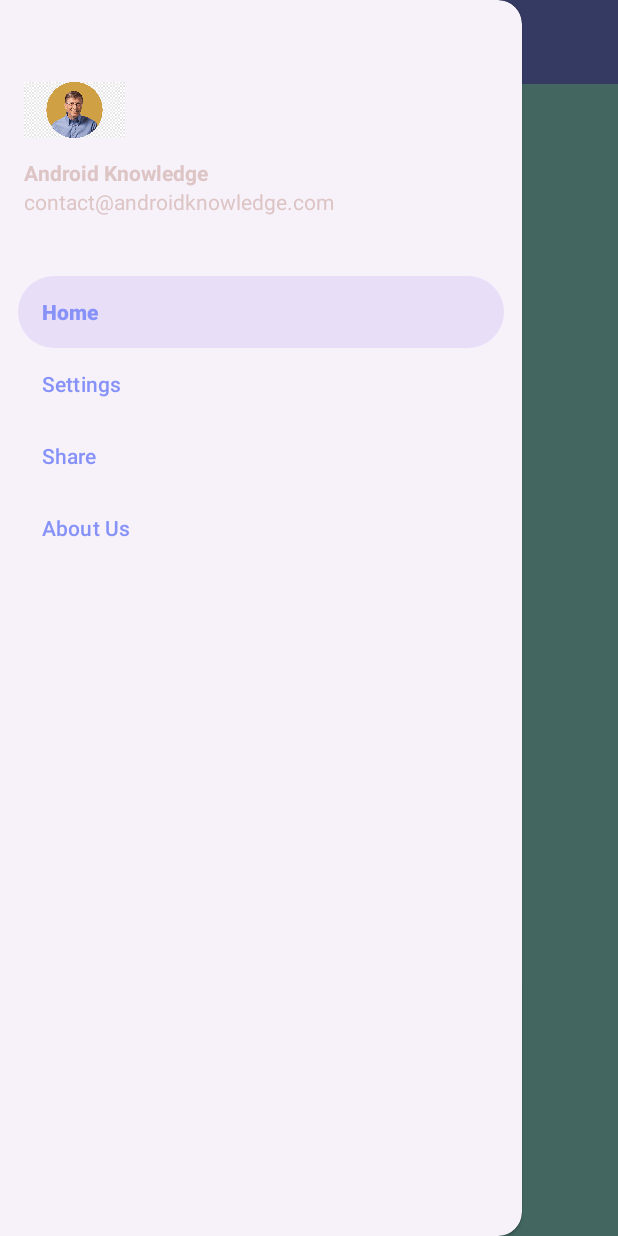
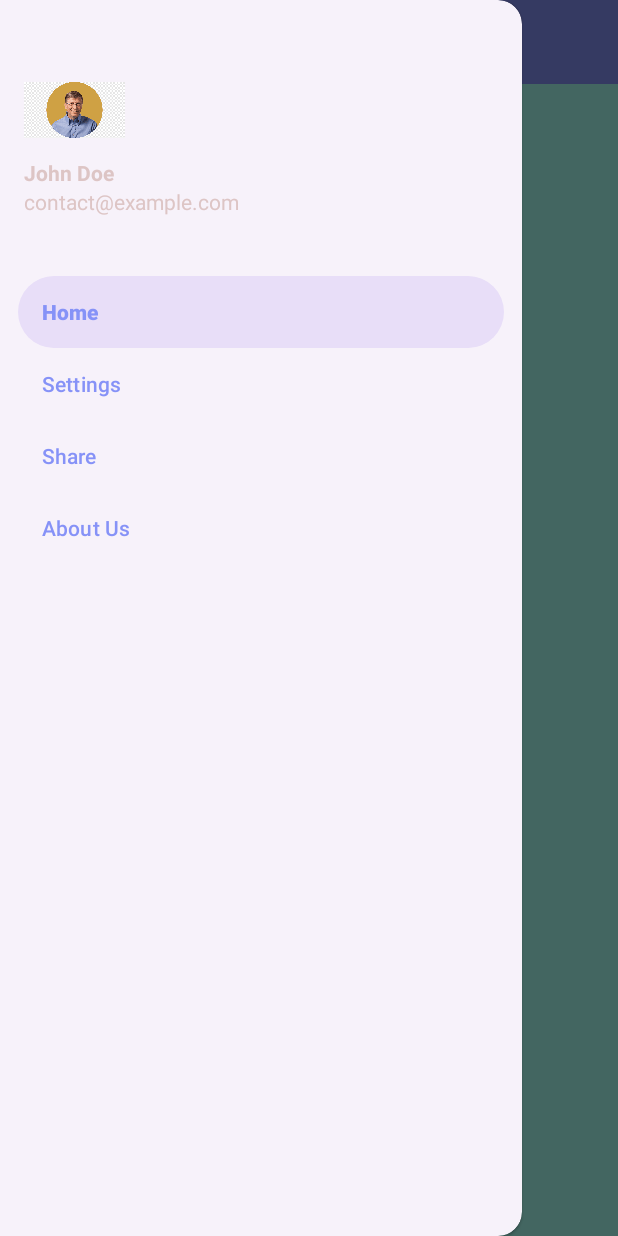
Before and after one commit to chetankumarpulipati/KeineArmut, an Android app: the dashboard screen opened directly, with no data from a screen before it, with the side drawer open, on a phone screen of 412 x 824 dp. Run offline under Robolectric (Android 15) with nearby library versions, the phone set to English and light mode, and no system bars.

Commit message:
git remote commit

```diff
--- a/app/src/main/res/layout/nav_header.xml
+++ b/app/src/main/res/layout/nav_header.xml
@@ -16,14 +16,14 @@
     <TextView
         android:layout_width="wrap_content"
         android:layout_height="wrap_content"
-        android:text="Android Knowledge"
+        android:text="John Doe"
         android:textColor="@color/white"
         android:textStyle="bold"/>
 
     <TextView
         android:layout_width="wrap_content"
         android:layout_height="wrap_content"
-        android:text="contact@androidknowledge.com"
+        android:text="contact@example.com"
         android:textColor="@color/white"
         android:textSize="14sp"
         android:layout_marginBottom="16dp"/>
```
